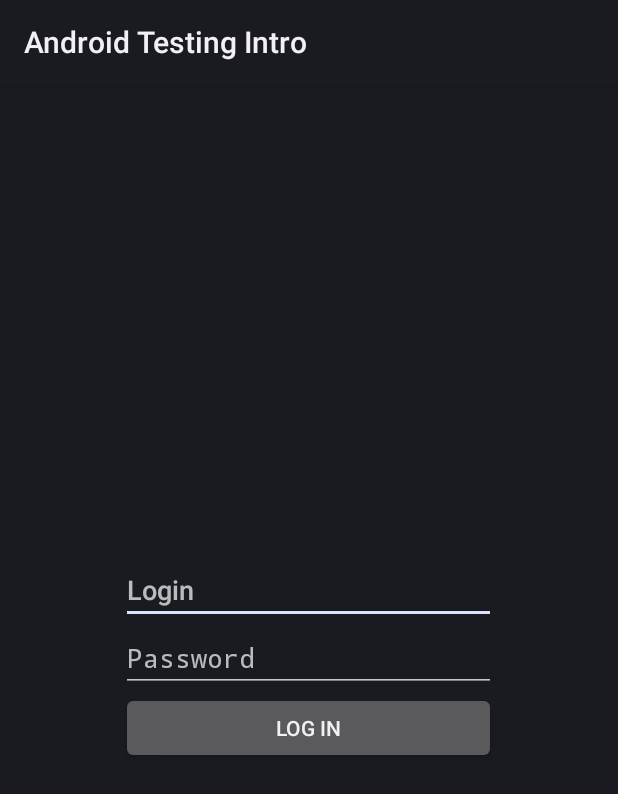
After one commit to ParafeniukMikalaj/androidTestIntro, an Android app: the LoginActivity screen opened directly, with no data from a screen before it, on a phone screen of 412 x 824 dp. The commit adds this screen. Shown: the top 794 px of the screen. Run offline under Robolectric (Android 15) with nearby library versions, the phone set to English and light mode, and no system bars.

Commit message:
implement sample application

```diff
--- a/app/src/main/AndroidManifest.xml
+++ b/app/src/main/AndroidManifest.xml
@@ -12,6 +12,9 @@
             </intent-filter>
         </activity>
 
+
+        <activity android:name=".LoginActivity"/>
+
     </application>
 
 </manifest>
--- /dev/null
+++ b/app/src/main/java/com/example/testintro/LoginActivity.java
@@ -0,0 +1,65 @@
+package com.example.testintro;
+
+import android.app.Activity;
+import android.content.Intent;
+import android.os.Bundle;
+import android.view.View;
+import android.widget.Button;
+import android.widget.EditText;
+import android.widget.TextView;
+
+public class LoginActivity extends Activity implements View.OnClickListener {
+
+    public static final String KEY_AUTH_TOKEN = "token";
+
+    private EditText mLogin, mPassword;
+    private TextView mError;
+
+    @Override
+    protected void onCreate(Bundle savedInstanceState) {
+        super.onCreate(savedInstanceState);
+        setContentView(R.layout.login_activity);
+        initializeViews();
+    }
+
+    private void initializeViews() {
+        mLogin = (EditText) findViewById(R.id.test_intro_login_name);
+        mPassword = (EditText) findViewById(R.id.test_intro_login_password);
+        mError = (TextView) findViewById(R.id.test_intro_login_error);
+        Button loginButton = (Button) findViewById(R.id.test_intro_login_button);
+        loginButton.setOnClickListener(this);
+    }
+
+    @Override
+    public void onClick(View v) {
+        int viewId = v.getId();
+        if (viewId == R.id.test_intro_login_button) {
+            onLoginClicked();
+        }
+    }
+
+    private void onLoginClicked() {
+        String login = mLogin.getText().toString();
+        String password = mPassword.getText().toString();
+        Credentials credentials = new Credentials(login, password);
+        Authenticator authenticator = new Authenticator();
+        Bundle result = authenticator.authorize(credentials);
+        processResult(result);
+    }
+
+    private void processResult(Bundle result) {
+        if (result.containsKey(Authenticator.ResultKey.ERROR_MESSAGE)) {
+            String errorMessage = result.getString(Authenticator.ResultKey.ERROR_MESSAGE);
+            mError.setText(errorMessage);
+            mError.setVisibility(View.VISIBLE);
+        } else {
+            mError.setVisibility(View.GONE);
+            mError.setText("");
+            String token = result.getString(Authenticator.ResultKey.TOKEN);
+            Intent data = new Intent();
+            data.putExtra(KEY_AUTH_TOKEN, token);
+            setResult(Activity.RESULT_OK, data);
+            finish();
+        }
+    }
+}
--- /dev/null
+++ b/app/src/main/res/layout/login_activity.xml
@@ -0,0 +1,35 @@
+<?xml version="1.0" encoding="utf-8"?>
+
+<LinearLayout xmlns:android="http://schemas.android.com/apk/res/android"
+              android:orientation="vertical"
+              android:layout_width="@dimen/test_intro_width"
+              android:layout_height="match_parent"
+              android:layout_gravity="center"
+              android:gravity="center">
+
+    <EditText
+        android:id="@+id/test_intro_login_name"
+        android:layout_width="match_parent"
+        android:layout_height="wrap_content"
+        android:hint="@string/test_intro_login_name_hint"/>
+
+    <EditText
+        android:id="@+id/test_intro_login_password"
+        android:inputType="textPassword"
+        android:layout_width="match_parent"
+        android:layout_height="wrap_content"
+        android:hint="@string/test_intro_login_password_hint"/>
+
+    <TextView
+        android:id="@+id/test_intro_login_error"
+        android:layout_width="match_parent"
+        android:layout_height="wrap_content"
+        android:visibility="gone"/>
+
+    <Button
+        android:id="@+id/test_intro_login_button"
+        android:layout_width="match_parent"
+        android:layout_height="wrap_content"
+        android:text="@string/test_intro_login_button"/>
+
+</LinearLayout>
--- /dev/null
+++ b/app/src/main/res/values/dimen.xml
@@ -0,0 +1,4 @@
+<?xml version="1.0" encoding="utf-8"?>
+<resources>
+    <dimen name="test_intro_width">250dp</dimen>
+</resources>
--- a/app/src/main/res/values/strings.xml
+++ b/app/src/main/res/values/strings.xml
@@ -1,3 +1,7 @@
 <resources>
     <string name="app_name">Android Testing Intro</string>
+    <string name="test_intro_main_button">Authorize</string>
+    <string name="test_intro_login_name_hint">Login</string>
+    <string name="test_intro_login_password_hint">Password</string>
+    <string name="test_intro_login_button">Log in</string>
 </resources>
```
Also changed, not shown: app/src/main/java/com/example/testintro/Authenticator.java (added, +29 -0 lines), app/src/main/java/com/example/testintro/Credentials.java (added, +21 -0 lines), app/src/main/java/com/example/testintro/MainActivity.java (+43 -1 lines), app/src/main/res/layout/main_activity.xml (+10 -2 lines).
